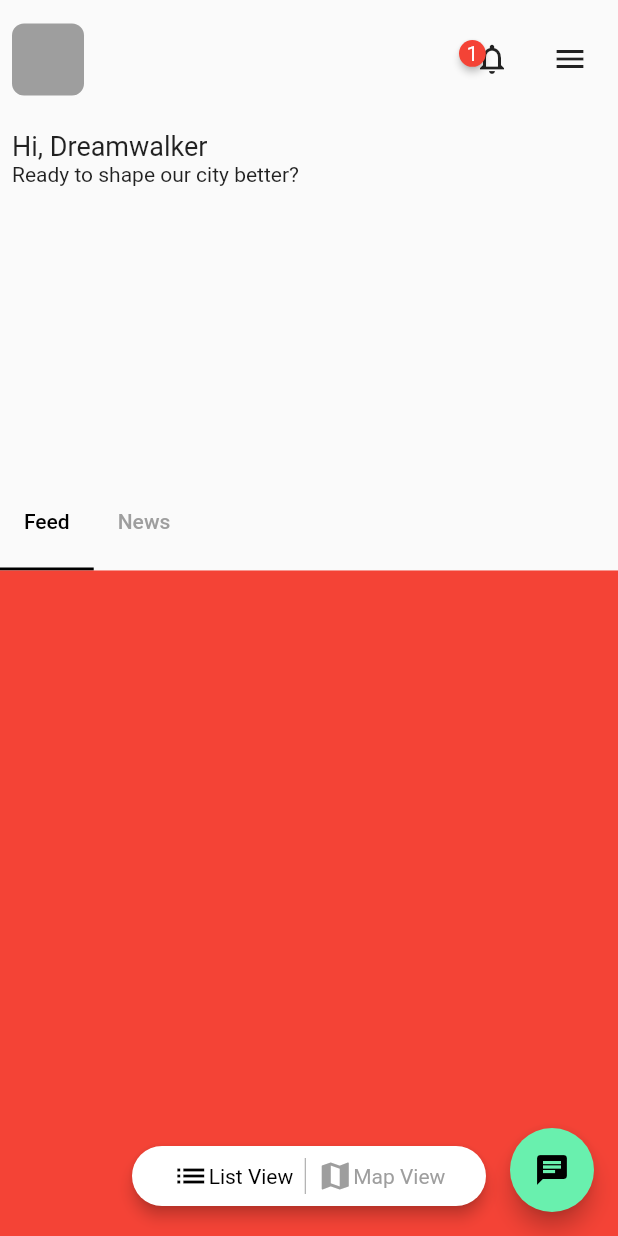
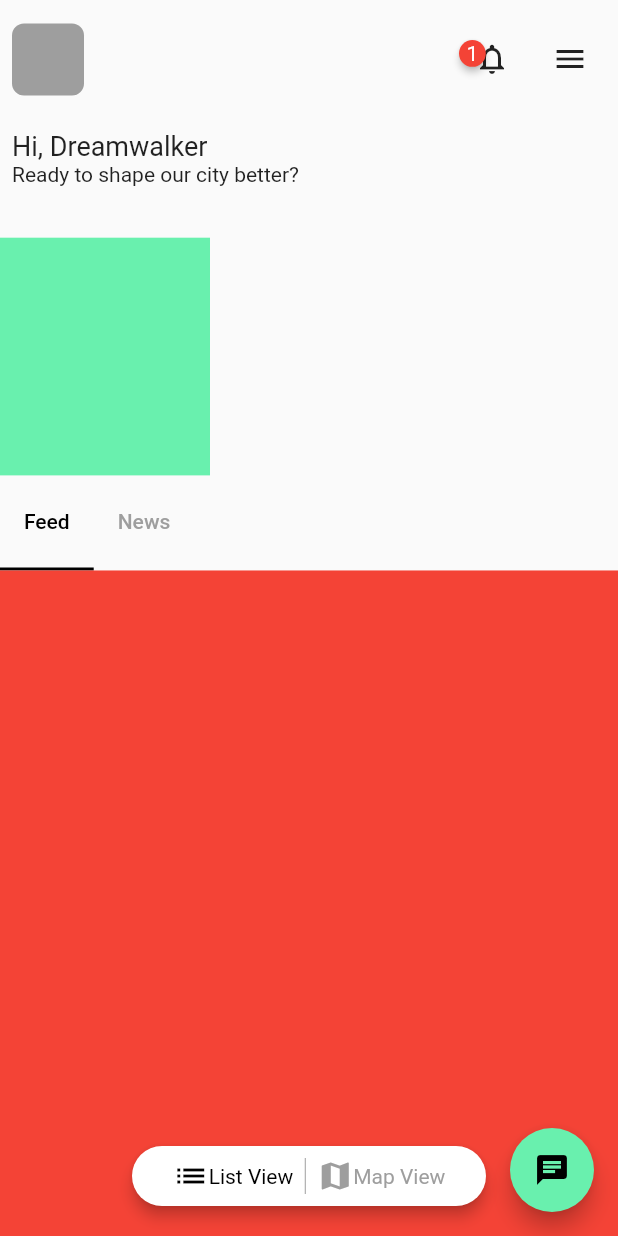
Before and after one commit to JAICHANGPARK/flutter_notebook_11th_story, a Flutter app: the screen it shows after launch, on a phone screen of 412 x 824 dp. Run offline on Flutter 3.47's test engine with Material 2 defaults, Android fonts, the phone set to English and light mode, and no system bars; drawn by our look-alikes of badges; our stand-ins replace backdrop, flutter_inner_drawer, flutter_slidable, flutter_swiper, google_fonts.

Commit message:
Update irys_home_page.dart

```diff
--- a/lib/ep727_irys_mobile_app/ui/irys_home_page.dart
+++ b/lib/ep727_irys_mobile_app/ui/irys_home_page.dart
@@ -91,6 +91,12 @@ class _IrysHomePageState extends State<IrysHomePage> with SingleTickerProviderSt
                             child: ListView(
                               scrollDirection: Axis.horizontal,
                               children: [
+                                Container(
+                                  width: 140,
+                                  decoration:BoxDecoration(
+                                    color: Colors.greenAccent,
+                                  ),
+                                ),
 
                               ],
                             )),
```
